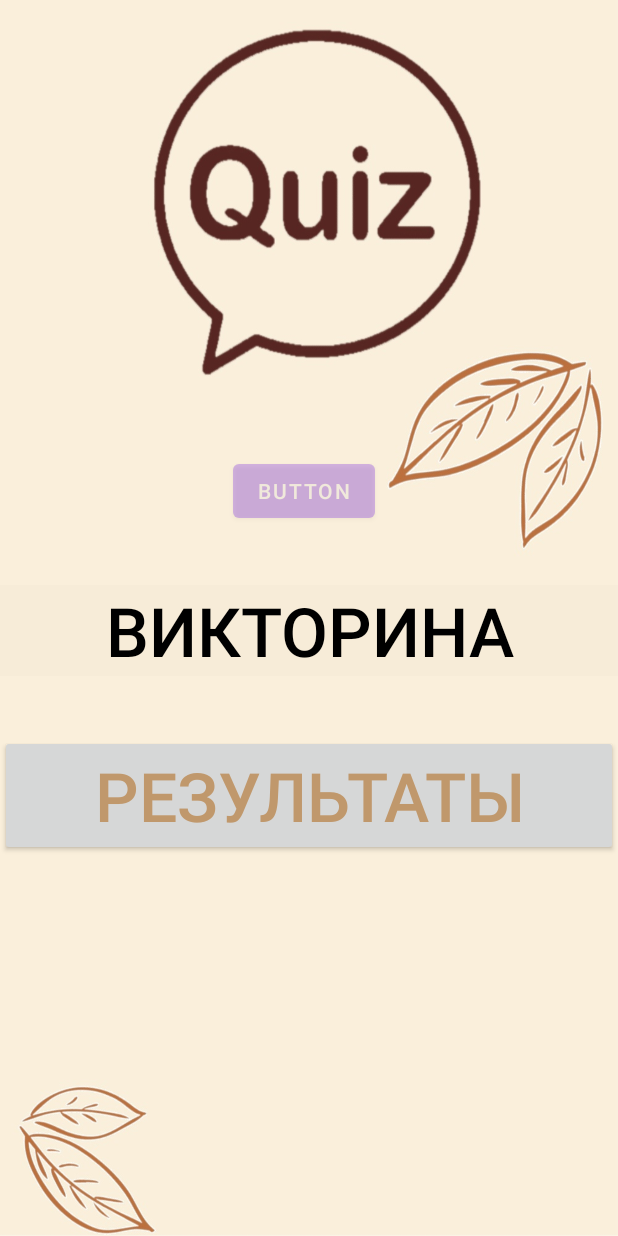
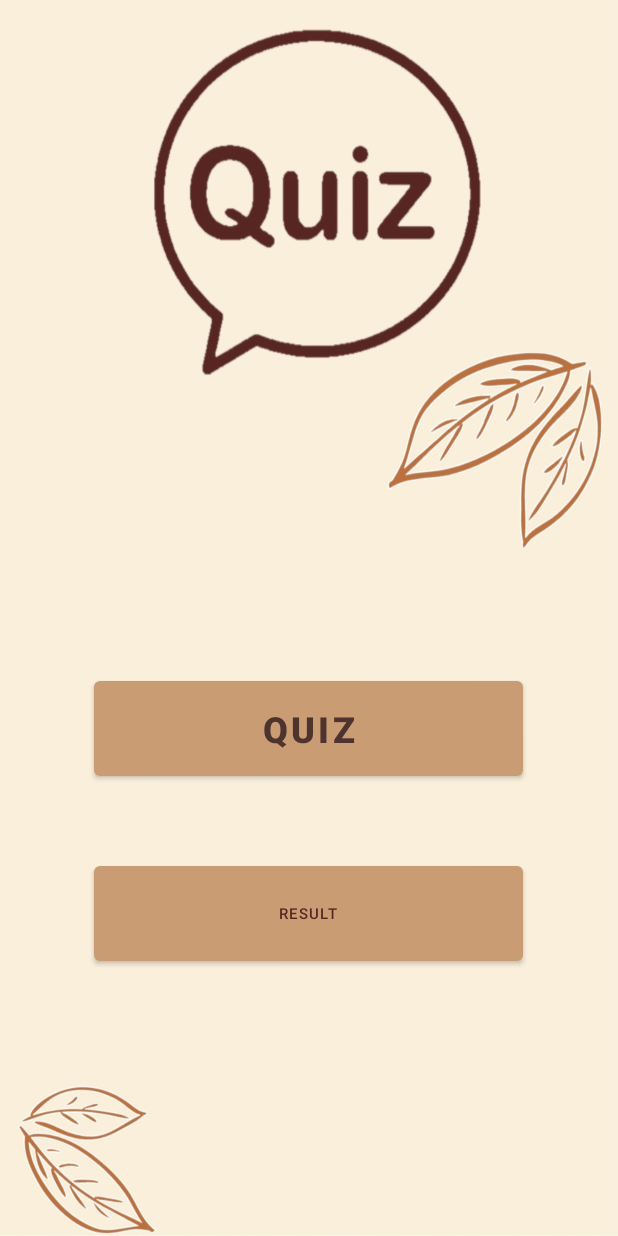
Before and after one commit to ShalimanovaA/Quiz, an Android app: the screen it shows after launch (MainActivity), on a phone screen of 412 x 824 dp. Run offline under Robolectric (Android 15) with nearby library versions, the phone set to English and light mode, and no system bars.

Commit message:
new buttons and style

```diff
--- a/app/src/main/AndroidManifest.xml
+++ b/app/src/main/AndroidManifest.xml
@@ -10,6 +10,9 @@
         android:supportsRtl="true"
         android:theme="@style/Theme.Quiz">
         <activity
+            android:name=".QuizActivity"
+            android:exported="false" />
+        <activity
             android:name=".MainActivity"
             android:exported="true">
             <intent-filter>
--- a/app/src/main/java/com/example/quiz/MainActivity.java
+++ b/app/src/main/java/com/example/quiz/MainActivity.java
@@ -2,13 +2,38 @@ package com.example.quiz;
 
 import androidx.appcompat.app.AppCompatActivity;
 
+import android.content.Intent;
 import android.os.Bundle;
+import android.view.View;
+import android.widget.LinearLayout;
 
 public class MainActivity extends AppCompatActivity {
+
 
     @Override
     protected void onCreate(Bundle savedInstanceState) {
         super.onCreate(savedInstanceState);
         setContentView(R.layout.activity_main);
+        //соединяем объекты с их id
+        /*final LinearLayout quiz = findViewById(R.id.quiz);
+        final LinearLayout results = findViewById(R.id.result);*/
+
+        /*//поведение при нажатии
+        quiz.setOnClickListener(new View.OnClickListener() {
+            @Override
+            public void onClick(View view) {
+            }
+        });
+        results.setOnClickListener(new View.OnClickListener() {
+            @Override
+            public void onClick(View view) {
+
+            }
+        });*/
     }
+/*    protected void startQuizActivity(View v){//переход на страницу с викториной
+        //записали в onclick и класс intent работает с активити
+        Intent intent = new Intent(this,QuizActivity.class);
+        startActivity(intent);
+    }*/
 }
--- /dev/null
+++ b/app/src/main/java/com/example/quiz/QuizActivity.java
@@ -0,0 +1,14 @@
+package com.example.quiz;
+
+import androidx.appcompat.app.AppCompatActivity;
+
+import android.os.Bundle;
+
+public class QuizActivity extends AppCompatActivity {
+
+    @Override
+    protected void onCreate(Bundle savedInstanceState) {
+        super.onCreate(savedInstanceState);
+        setContentView(R.layout.activity_quiz);
+    }
+}
--- a/app/src/main/res/layout/activity_main.xml
+++ b/app/src/main/res/layout/activity_main.xml
@@ -1,83 +1,45 @@
 <?xml version="1.0" encoding="utf-8"?>
-<RelativeLayout xmlns:android="http://schemas.android.com/apk/res/android"
+<androidx.constraintlayout.motion.widget.MotionLayout xmlns:android="http://schemas.android.com/apk/res/android"
     xmlns:app="http://schemas.android.com/apk/res-auto"
     xmlns:tools="http://schemas.android.com/tools"
+    android:id="@+id/relativeLayout"
     android:layout_width="match_parent"
     android:layout_height="match_parent"
-    android:background="@drawable/Bac_base"
+    android:background="@drawable/bac_base"
+
     android:orientation="vertical"
     android:tag="button"
+    app:layoutDescription="@xml/activity_main_scene"
     tools:context=".MainActivity">
 
-    <!--    <TextView
-
-        android:layout_width="wrap_content"
-        android:layout_height="wrap_content"
-        android:layout_marginStart="95dp"
-        android:layout_marginTop="300dp"
-        android:shadowColor="@color/design_default_color_secondary_variant"
-        android:shadowDx="5"
-        android:shadowDy="5"
-        android:shadowRadius="15"
-        android:text="Викторина"
-        android:textColor="@color/black"
-        android:textSize="45sp" />-->
-    <!--вниз shadowDy, вправо shadowDx,обязательно радиус -->
-    <!--<TextView
-        android:id="@+id/result"
-        android:layout_width="wrap_content"
-        android:layout_height="wrap_content"
-        android:layout_marginStart="88dp"
-        android:layout_marginTop="490dp"
-        android:text="Результаты"
-        android:textColor="@color/black"
-        android:textSize="45sp" />-->
-
-    <!--    <LinearLayout
-        android:layout_width="match_parent"
-        android:layout_height="wrap_content"
-        android:layout_below="@id/quiz"
-        android:orientation="horizontal"></LinearLayout>-->
-
-    <androidx.appcompat.widget.AppCompatButton
-        android:id="@+id/quiz"
-        android:layout_width="match_parent"
-        android:layout_height="wrap_content"
-        android:layout_marginTop="390dp"
-        android:background="@color/cardview_shadow_end_color"
-        android:text="Викторина"
-        android:textColor="@color/black"
-        android:textSize="45sp" />
-
-
-    <androidx.appcompat.widget.AppCompatButton
-        android:id="@+id/result"
-        android:layout_width="match_parent"
-        android:layout_height="wrap_content"
-        android:layout_marginTop="490dp"
-        android:color="#C8986C"
-
-        android:shadowDx="2"
-        android:shadowDy="2"
-        android:shadowRadius="2"
-        android:text="Результаты"
-
-        android:textColor="#C0986C"
-        android:textSize="45sp" />
 
     <Button
-        android:id="@+id/button"
-        android:layout_width="wrap_content"
-        android:layout_height="wrap_content"
-        android:layout_alignParentStart="true"
-        android:layout_alignParentTop="true"
-        android:layout_alignParentEnd="true"
-        android:layout_marginStart="155dp"
-        android:layout_marginTop="303dp"
-        android:layout_marginEnd="162dp"
-        android:alpha="0.25"
-        android:text="Button"
-        android:visibility="visible" />
+        android:id="@+id/quiz"
+        android:layout_width="286dp"
+        android:layout_height="75dp"
+        android:layout_marginStart="60dp"
+        android:layout_marginTop="456dp"
+        android:text="@string/quiz"
+        android:textColor="#4E342E"
+        android:textSize="24sp"
+        android:textStyle="bold"
+        app:layout_constraintStart_toStartOf="parent"
+        app:layout_constraintTop_toTopOf="parent"
+        tools:ignore="TextContrastCheck,TextContrastCheck,TextContrastCheck" />
 
+    <Button
+        android:id="@+id/result"
+        android:layout_width="286dp"
+        android:layout_height="75dp"
+        android:layout_marginStart="60dp"
+        android:layout_marginBottom="116dp"
+        android:text="@string/result"
+        android:textColor="@color/b3"
+        android:textSize="10sp"
+        app:layout_constraintBottom_toBottomOf="parent"
+        app:layout_constraintStart_toStartOf="parent"
+        app:layout_constraintTop_toBottomOf="@+id/quiz"
+        app:layout_constraintVertical_bias="0.571"
+        tools:ignore="TextContrastCheck,TextContrastCheck" />
 
-</RelativeLayout>
+</androidx.constraintlayout.motion.widget.MotionLayout>
--- /dev/null
+++ b/app/src/main/res/layout/activity_quiz.xml
@@ -0,0 +1,7 @@
+<?xml version="1.0" encoding="utf-8"?>
+<androidx.constraintlayout.widget.ConstraintLayout xmlns:android="http://schemas.android.com/apk/res/android"
+    xmlns:app="http://schemas.android.com/apk/res-auto"
+    xmlns:tools="http://schemas.android.com/tools"
+    android:layout_width="match_parent"
+    android:layout_height="match_parent"
+    tools:context=".QuizActivity"/>
--- a/app/src/main/res/values/colors.xml
+++ b/app/src/main/res/values/colors.xml
@@ -1,10 +1,13 @@
 <?xml version="1.0" encoding="utf-8"?>
 <resources>
     <color name="purple_200">#FFBB86FC</color>
-    <color name="purple_500">#FF6200EE</color>
-    <color name="purple_700">#FF3700B3</color>
+    <color name="purple_500">#ca9c74</color>
+    <color name="purple_700">#ca9c74</color>
     <color name="teal_200">#FF03DAC5</color>
     <color name="teal_700">#FF018786</color>
     <color name="black">#FF000000</color>
     <color name="white">#FFFFFFFF</color>
+    <color name="b1">#faefdb</color>
+    <color name="b2">#ca9c74</color>
+    <color name="b3">#572622</color>
 </resources>
--- a/app/src/main/res/values/strings.xml
+++ b/app/src/main/res/values/strings.xml
@@ -1,3 +1,6 @@
 <resources>
-    <string name="app_name">Quiz</string>
+    <string name="app_name" translatable="false">Quiz</string>
+    <string name="quiz" translatable="false">quiz</string>
+    <string name="result" translatable="false">result</string>
+
 </resources>
--- /dev/null
+++ b/app/src/main/res/values/styles.xml
@@ -0,0 +1,8 @@
+<?xml version="1.0" encoding="utf-8"?>
+<resources>
+
+    <style name="color">
+        <item name="android:layout_width">wrap_content</item>
+        <item name="android:layout_height">wrap_content</item>
+    </style>
+</resources>
--- /dev/null
+++ b/app/src/main/res/xml/activity_main_scene.xml
@@ -0,0 +1,107 @@
+<?xml version="1.0" encoding="utf-8"?>
+<MotionScene
+    xmlns:android="http://schemas.android.com/apk/res/android"
+    xmlns:motion="http://schemas.android.com/apk/res-auto">
+
+    <Transition
+        motion:constraintSetEnd="@+id/end"
+        motion:constraintSetStart="@id/start"
+        motion:duration="1000">
+       <KeyFrameSet>
+       </KeyFrameSet>
+    </Transition>
+
+    <ConstraintSet android:id="@+id/start">
+        <Constraint
+            android:id="@+id/button2"
+            android:layout_width="286dp"
+            android:layout_height="75dp"
+            android:layout_marginStart="60dp"
+            motion:layout_constraintTop_toTopOf="parent"
+            motion:layout_constraintStart_toStartOf="parent"
+            android:layout_marginTop="540dp">
+            <CustomAttribute
+                motion:attributeName="text"
+                motion:customStringValue="quiz" />
+        </Constraint>
+        <Constraint
+            android:id="@+id/button3"
+            android:layout_width="286dp"
+            android:layout_height="75dp"
+            motion:layout_constraintTop_toBottomOf="@+id/button2"
+            android:layout_marginTop="52dp"
+            motion:layout_editor_absoluteX="60dp">
+            <CustomAttribute
+                motion:attributeName="text"
+                motion:customStringValue="result" />
+        </Constraint>
+        <Constraint
+            android:id="@+id/quiz"
+            android:layout_width="286dp"
+            android:layout_height="75dp"
+            motion:layout_constraintTop_toTopOf="parent"
+            motion:layout_constraintStart_toStartOf="parent"
+            android:layout_marginTop="448dp"
+            motion:layout_constraintEnd_toEndOf="parent"
+            motion:layout_constraintHorizontal_bias="0.496" />
+        <Constraint
+            android:id="@+id/result"
+            android:layout_width="286dp"
+            android:layout_height="75dp"
+            motion:layout_constraintBottom_toBottomOf="parent"
+            android:layout_marginBottom="116dp"
+            motion:layout_constraintVertical_bias="0.44"
+            motion:layout_constraintTop_toBottomOf="@+id/quiz"
+            motion:layout_constraintStart_toStartOf="parent"
+            motion:layout_constraintEnd_toEndOf="parent"
+            motion:layout_constraintHorizontal_bias="0.496" />
+    </ConstraintSet>
+
+    <ConstraintSet android:id="@+id/end">
+        <Constraint
+            android:layout_width="match_parent"
+            android:layout_height="wrap_content"
+            motion:layout_constraintTop_toTopOf="parent"
+            motion:layout_constraintStart_toStartOf="parent"
+            android:layout_marginTop="390dp"
+            motion:layout_constraintEnd_toEndOf="parent"
+            motion:layout_constraintBottom_toTopOf="@+id/result"
+            motion:layout_constraintHorizontal_bias="0.82"
+            motion:layout_constraintVertical_bias="1.0" />
+        <Constraint
+            android:id="@+id/button2"
+            android:layout_width="286dp"
+            android:layout_height="75dp"
+            android:layout_marginStart="60dp"
+            motion:layout_constraintTop_toTopOf="parent"
+            motion:layout_constraintStart_toStartOf="parent"
+            android:layout_marginTop="540dp" />
+        <Constraint
+            android:id="@+id/button3"
+            android:layout_width="286dp"
+            android:layout_height="75dp"
+            motion:layout_constraintTop_toBottomOf="@+id/button2"
+            android:layout_marginTop="52dp"
+            motion:layout_editor_absoluteX="60dp" />
+        <Constraint
+            android:layout_height="75dp"
+            android:layout_marginTop="424dp"
+            motion:layout_constraintTop_toTopOf="parent"
+            android:layout_width="286dp"
+            motion:layout_constraintStart_toStartOf="parent"
+            android:layout_marginLeft="60dp"
+            android:layout_marginStart="60dp"
+            android:id="@+id/quiz" />
+        <Constraint
+            android:layout_height="75dp"
+            android:layout_marginBottom="116dp"
+            motion:layout_constraintBottom_toBottomOf="parent"
+            android:layout_width="286dp"
+            motion:layout_constraintTop_toBottomOf="@+id/quiz"
+            motion:layout_constraintVertical_bias="0.437"
+            motion:layout_constraintStart_toStartOf="parent"
+            android:layout_marginLeft="60dp"
+            android:layout_marginStart="60dp"
+            android:id="@+id/result" />
+    </ConstraintSet>
+</MotionScene>
```
Also changed, not shown: app/src/main/res/drawable/bac_base.jpg (renamed from app/src/main/res/drawable/Bac_base.jpg), app/src/main/res/drawable/bac_menu.jpg (renamed from app/src/main/res/drawable/Bac_menu.jpg).
